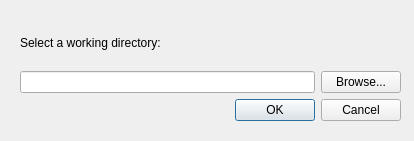
Old version of the form hoksotin/ui/qt4Designer/WorkSpaceDialog.ui in the repository cibr-jyu/meggie.
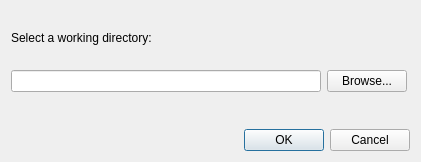
New version of the form.

```diff
--- a/hoksotin/ui/qt4Designer/WorkSpaceDialog.ui
+++ b/hoksotin/ui/qt4Designer/WorkSpaceDialog.ui
@@ -6,20 +6,44 @@
    <rect>
     <x>0</x>
     <y>0</y>
-    <width>414</width>
-    <height>141</height>
+    <width>421</width>
+    <height>162</height>
    </rect>
   </property>
   <property name="windowTitle">
    <string>Select a working directory</string>
   </property>
-  <widget class="QWidget" name="">
+  <layout class="QVBoxLayout" name="verticalLayout_3">
+   <item>
+    <widget class="QScrollArea" name="scrollArea">
+     <property name="frameShape">
+      <enum>QFrame::NoFrame</enum>
+     </property>
+     <property name="widgetResizable">
+      <bool>true</bool>
+     </property>
+     <widget class="QWidget" name="scrollAreaWidgetContents">
    <property name="geometry">
     <rect>
-     <x>20</x>
-     <y>20</y>
-     <width>381</width>
-     <height>101</height>
+        <x>0</x>
+        <y>0</y>
+        <width>403</width>
+        <height>115</height>
+       </rect>
+      </property>
+      <property name="minimumSize">
+       <size>
+        <width>394</width>
+        <height>92</height>
+       </size>
+      </property>
+      <widget class="QWidget" name="layoutWidget">
+       <property name="geometry">
+        <rect>
+         <x>0</x>
+         <y>0</y>
+         <width>396</width>
+         <height>81</height>
     </rect>
    </property>
    <layout class="QVBoxLayout" name="verticalLayout_2">
@@ -48,6 +72,11 @@
       </item>
      </layout>
     </item>
+       </layout>
+      </widget>
+     </widget>
+    </widget>
+   </item>
     <item>
      <widget class="QDialogButtonBox" name="buttonBox">
       <property name="orientation">
@@ -59,7 +88,6 @@
      </widget>
     </item>
    </layout>
-  </widget>
  </widget>
  <resources/>
  <connections>
```
Lines whose indentation alone changed are shown as unchanged.
